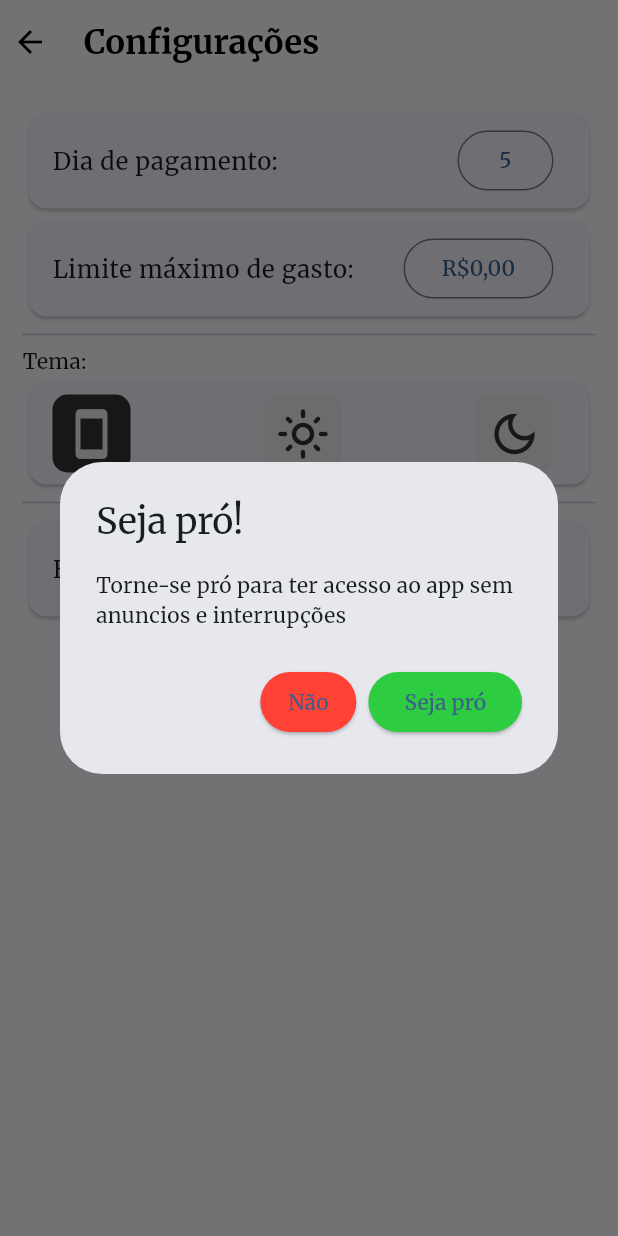
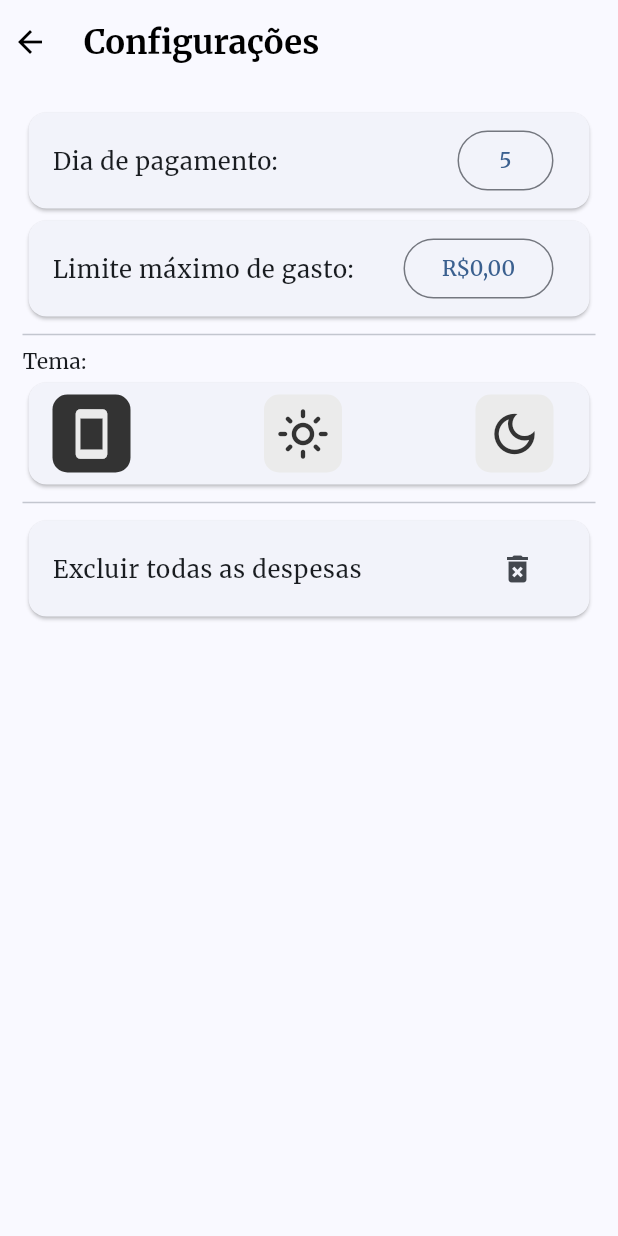
Before and after one commit to felipeiug/WalletBillow, a Flutter app: the ConfigScreen screen opened by its route, on a phone screen of 412 x 824 dp. Run offline on Flutter 3.47's test engine with Material 3 defaults, Android fonts, the phone set to English and light mode, and no system bars; our stand-ins replace adaptive_theme, animated_text_kit, fl_chart, flex_color_scheme, google_fonts, shared_preferences; missing offline and left inert: month_year_picker; accounts and stored records are empty.

Commit message:
chore: 🤖 Dados funcionando enfim

```diff
--- a/lib/main.dart
+++ b/lib/main.dart
@@ -26,9 +26,7 @@ class MyApp extends StatelessWidget {
       future: Config.init(context),
       builder: (context, snapshot) {
         if (!snapshot.hasData) {
-          return const MaterialApp(
-            title: 'WB',
-          );
+          return const MaterialApp(title: 'WB');
         }
 
         return AdaptiveTheme(
--- a/lib/paleta/widgets.dart
+++ b/lib/paleta/widgets.dart
@@ -1,47 +1,6 @@
 import 'package:flutter/material.dart';
-import 'package:walletbillow/paleta/cores.dart';
 
 class Widgets {
-  static Future<bool?> solicitarPro(BuildContext context) async {
-    return await showDialog(
-      barrierDismissible: false,
-      context: context,
-      builder: (context) {
-        return AlertDialog(
-          title: const Text("Seja pró!"),
-          content: const SizedBox(
-            //height: MediaQuery.of(context).size.height * 0.3,
-            child: Text("Torne-se pró para ter acesso ao app sem anuncios e interrupções"),
-          ),
-          actions: [
-            //Botão cancela
-            ElevatedButton(
-              style: ButtonStyle(
-                backgroundColor: MaterialStateProperty.all(Cores.ruim),
-                padding: MaterialStateProperty.all(EdgeInsets.zero),
-              ),
-              onPressed: () {
-                Navigator.of(context).pop(false);
-              },
-              child: const Text("Não"),
-            ),
-
-            //Botão tornar pró
-            ElevatedButton(
-              style: ButtonStyle(
-                backgroundColor: MaterialStateProperty.all(Cores.bom),
-              ),
-              onPressed: () {
-                Navigator.of(context).pop(true);
-              },
-              child: const Text("Seja pró"),
-            ),
-          ],
-        );
-      },
-    );
-  }
-
   static Future<bool> confimation(
     BuildContext context, {
     String? title,
```
Also changed, not shown: lib/configuracoes/config_screen.dart (+0 -23 lines), lib/telas/home/home.dart (+0 -60 lines), 42 other files.
